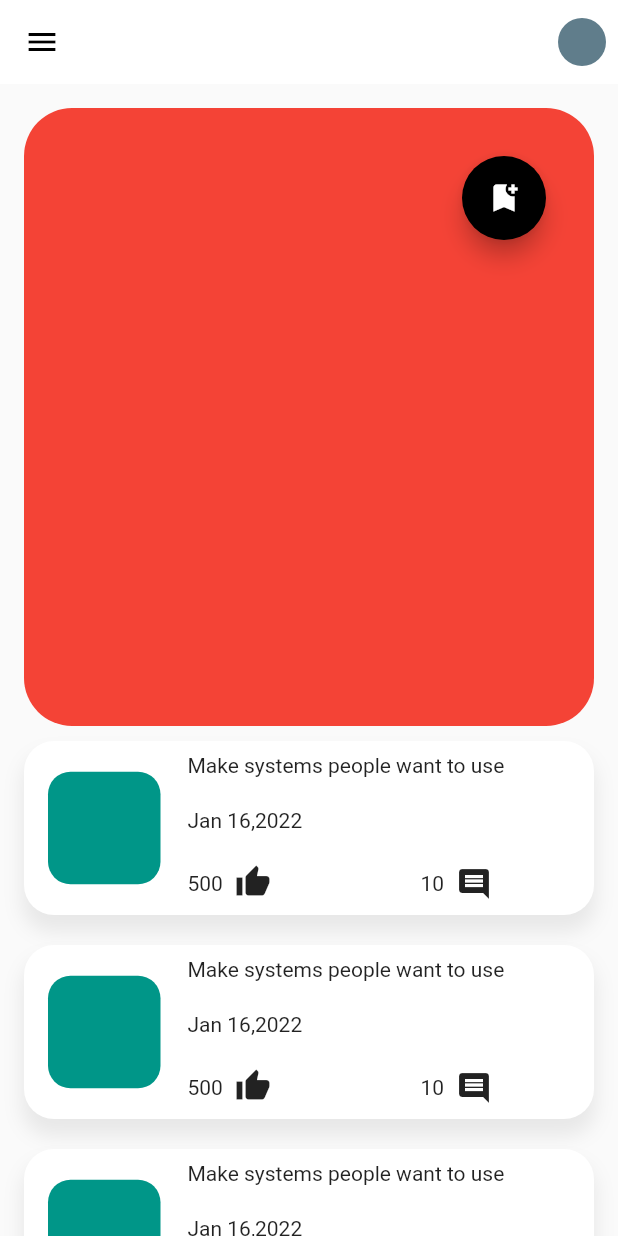
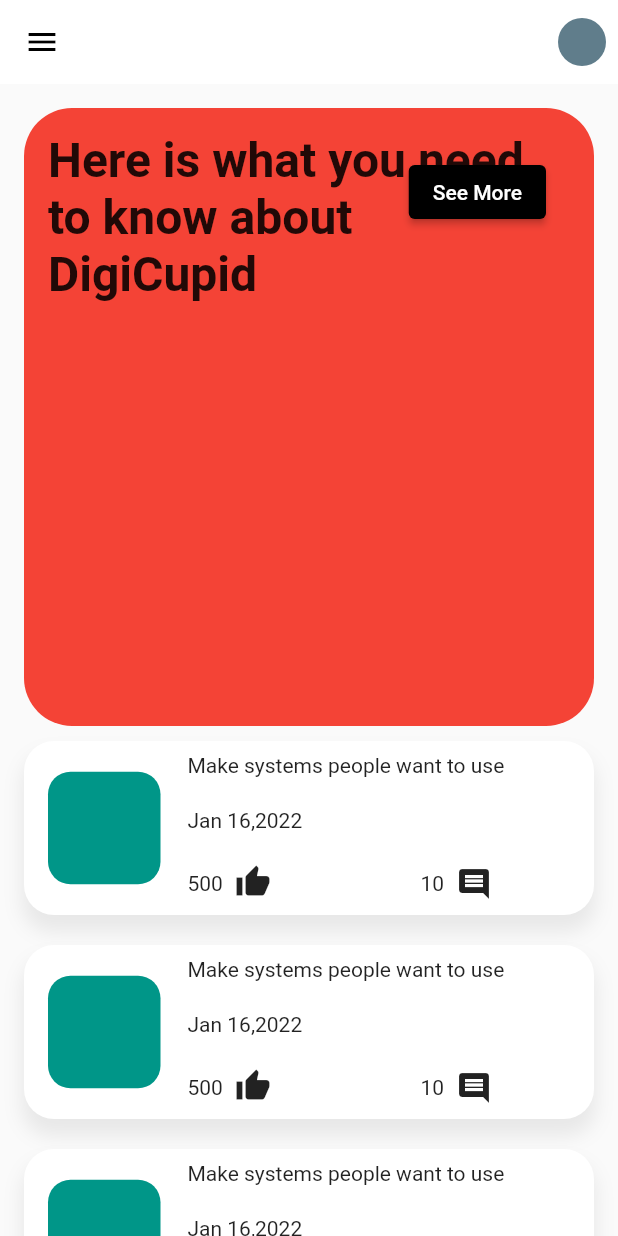
Before and after one commit to cyblogerz/Incologger, a Flutter app: the screen it shows after launch, on a phone screen of 412 x 824 dp. Run offline on Flutter 3.47's test engine with Material 2 defaults, Android fonts, the phone set to English and light mode, and no system bars.

Commit message:
Update home.dart

```diff
--- a/lib/screens/home/home.dart
+++ b/lib/screens/home/home.dart
@@ -12,14 +12,14 @@
     return Scaffold(
       appBar: AppBar(
         elevation: 0,
-        iconTheme: IconThemeData(
+        iconTheme: const IconThemeData(
           color: Colors.black
         ),
         backgroundColor: Colors.white,
         actions: [
-          Padding(
-            padding: const EdgeInsets.only(right:8.0),
-            child: CircleAvatar(
+          const Padding(
+            padding: EdgeInsets.only(right:8.0),
+            child: const CircleAvatar(
               radius: 16,
 
               backgroundColor: Colors.blueGrey,
@@ -30,7 +30,7 @@
 
 
       ),
-      drawer: Drawer(
+      drawer: const Drawer(
 
       ),
       body: ListView(
@@ -53,17 +53,39 @@
                       color: Colors.red,
                       borderRadius: BorderRadius.circular(32),
                     ),
+                    child: Align(
+                  alignment: Alignment.bottomLeft,
+                  child: Column(
+                    children:<Widget>[ Padding(
+                      padding: const EdgeInsets.all(16.0),
+                      child: Text("Here is what you need to know about DigiCupid",
+                      style: TextStyle(
+                        fontSize: 32,
+                        fontWeight: FontWeight.bold
+                      ),),
+
+                    ),
+
+
+                    ]
+                  )),
                   ),
-                  Align(
+
+                   Align(
                     alignment: Alignment.topRight,
                     child: Padding(
                       padding: const EdgeInsets.all(32.0),
-                      child: FloatingActionButton(onPressed: (){},child: Icon(Icons.bookmark_add),backgroundColor: Colors.black,),
-                    ))
+                      child: ElevatedButton(onPressed: (){}, child: const Text("See More"),style: ElevatedButton.styleFrom(
+                        primary: Colors.black,
+                      ),
+                    ))),
+
                 ]),
+
+
                 ListView.builder(
                   shrinkWrap: true,
-                  physics: ScrollPhysics(),
+                  physics: const ScrollPhysics(),
                   itemCount: blogShrinkData.length,
                   itemBuilder: (context,index){
                   return BlogElement(title: blogShrinkData[index].title, likes: blogShrinkData[index].likes, comments: blogShrinkData[index].comments ,views:blogShrinkData[index].views.toString() , date: blogShrinkData[index].date,);
```
